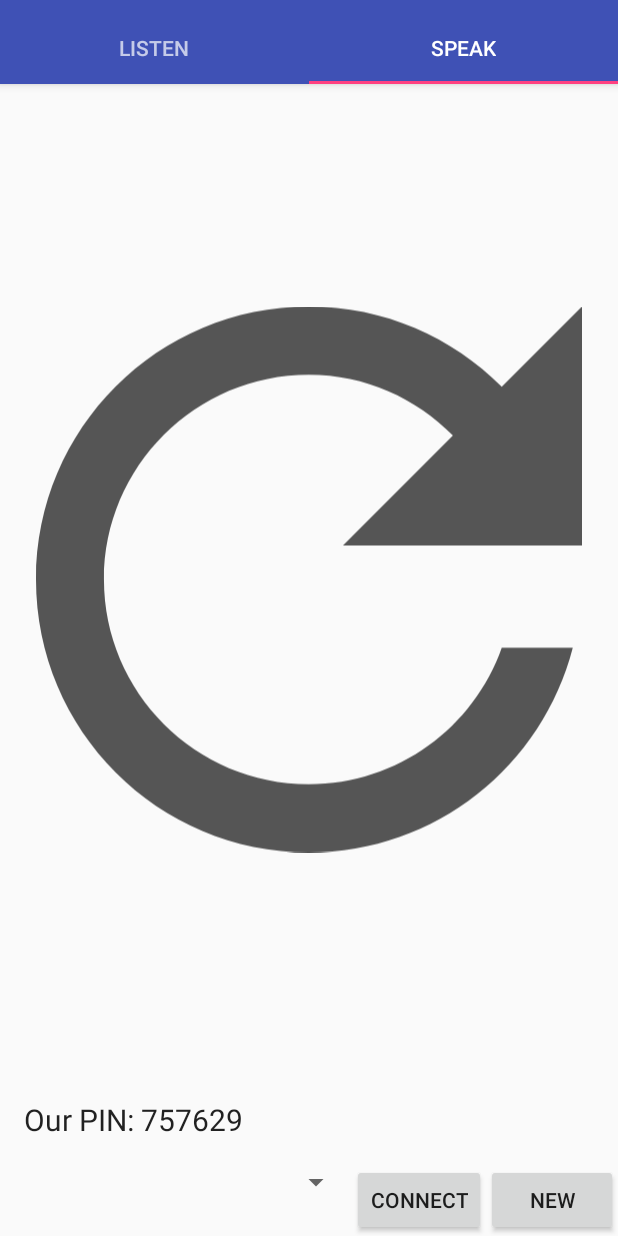
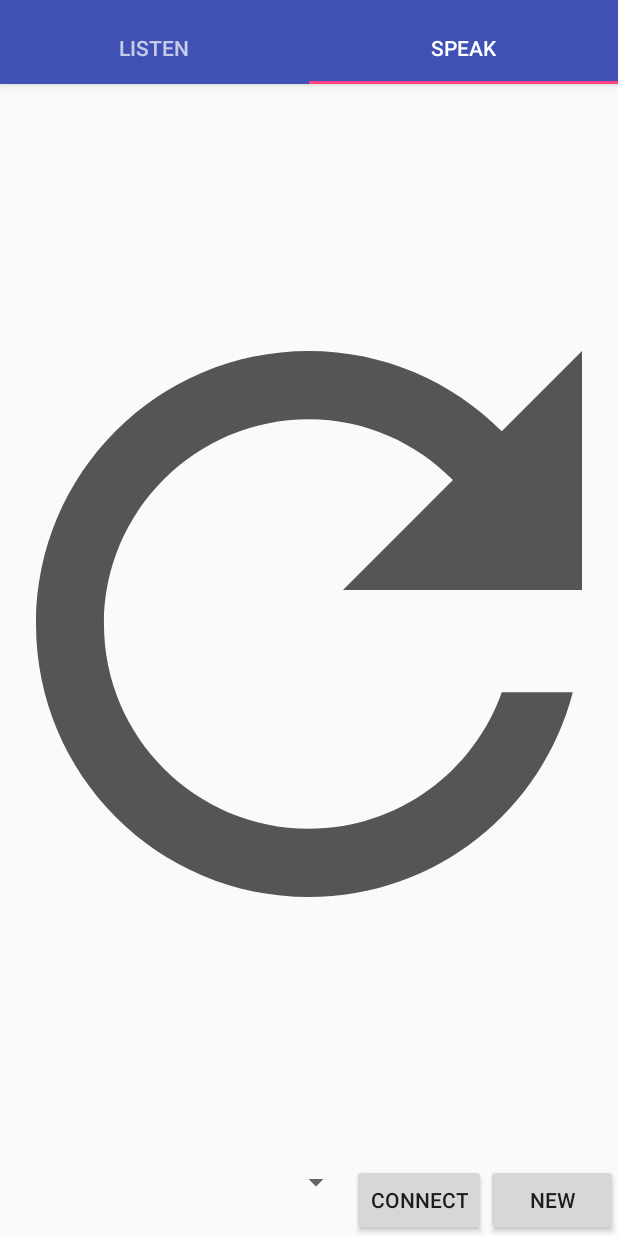
Before and after one commit to ErikAggie/backupaids, an Android app: the screen it shows after launch (TabbedMain), tab 2 chosen, on a phone screen of 412 x 824 dp. Run offline under Robolectric (Android 15) with nearby library versions, the phone set to English and light mode, and no system bars; network calls fail.

Commit message:
Hid "our pin" from layouts

```diff
--- a/app/src/main/java/peterson/ttu/edu/backupaids/activities/ListenFragment.java
+++ b/app/src/main/java/peterson/ttu/edu/backupaids/activities/ListenFragment.java
@@ -358,7 +358,9 @@ public class ListenFragment extends Fragment implements View.OnClickListener, Co
     private void updateMakeDiscoverableButton() {
         ImageButton makeDiscoverableButton = getView().findViewById(R.id.makeDiscoverable);
         TextView textForMakeDiscoverableButton = getView().findViewById(R.id.textForMakeDiscoverableButton);
-        TextView pinTextView = getView().findViewById(R.id.ourPinTextView);
+
+        // Left in case we someday bring back WiFi connections...
+        //TextView pinTextView = getView().findViewById(R.id.ourPinTextView);
         if ( connectionController == null) {
             makeDiscoverableButton.setImageResource(R.drawable.ic_phone_in_gray);
             textForMakeDiscoverableButton.setText(R.string.not_connected);
@@ -371,20 +373,20 @@ public class ListenFragment extends Fragment implements View.OnClickListener, Co
                 makeDiscoverableButton.setImageResource(R.drawable.ic_phone_in_blue);
                 Util.rotateImageButton(makeDiscoverableButton);
                 textForMakeDiscoverableButton.setText(R.string.connecting);
-                pinTextView.setVisibility(View.VISIBLE);
+                //pinTextView.setVisibility(View.VISIBLE);
                 break;
             case STREAMING:
                 makeDiscoverableButton.setImageResource(R.drawable.ic_phone_in_green);
                 makeDiscoverableButton.setAnimation(null);
                 textForMakeDiscoverableButton.setText(R.string.connected);
-                pinTextView.setVisibility(View.GONE);
+                //pinTextView.setVisibility(View.GONE);
                 break;
             case FAILED:
             case STOPPED:
                 makeDiscoverableButton.setImageResource(R.drawable.ic_phone_in_gray);
                 makeDiscoverableButton.setAnimation(null);
                 textForMakeDiscoverableButton.setText(R.string.not_connected);
-                pinTextView.setVisibility(View.GONE);
+                //pinTextView.setVisibility(View.GONE);
                 break;
             default:
                 throw new RuntimeException("Unknown connection state " + connectionController.getState() + "!");
--- a/app/src/main/res/layout/content_speak.xml
+++ b/app/src/main/res/layout/content_speak.xml
@@ -41,7 +41,8 @@
         android:layout_marginEnd="16dp"
         app:layout_constraintTop_toBottomOf="@id/sendSoundStartButton"
         app:layout_constraintBottom_toTopOf="@id/sendSoundBottomActions"
-        app:layout_constraintLeft_toLeftOf="parent" />
+        app:layout_constraintLeft_toLeftOf="parent"
+        android:visibility="gone"/>
 
     <LinearLayout
         android:id="@+id/sendSoundBottomActions"
```
Also changed, not shown: 1 other file.
